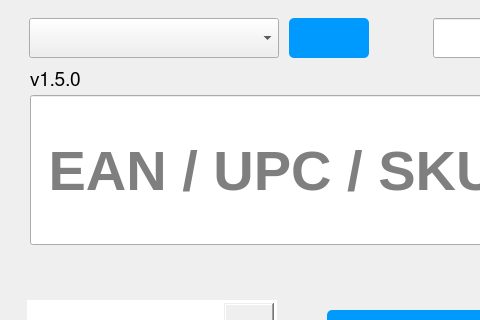
First picture: the form in barcode-pi/neo_bar.ui, repository Baanaaana/barcode-pi, before the edit; both pictures show x 0 to 480 and y 0 to 320 of the 800 by 480 pixel window.
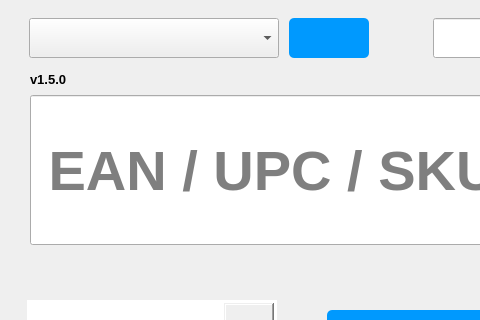
Second picture: the form after the edit. Icons and pictures are not drawn. Custom widgets are drawn as their Qt base class.

Diff of the .ui file:
```diff
--- a/barcode-pi/neo_bar.ui
+++ b/barcode-pi/neo_bar.ui
@@ -430,7 +430,10 @@
        </property>
        <property name="font">
         <font>
-         <family>FreeSans</family>
+         <family>Arial</family>
+         <pointsize>10</pointsize>
+         <weight>75</weight>
+         <bold>true</bold>
         </font>
        </property>
        <property name="text">
```
